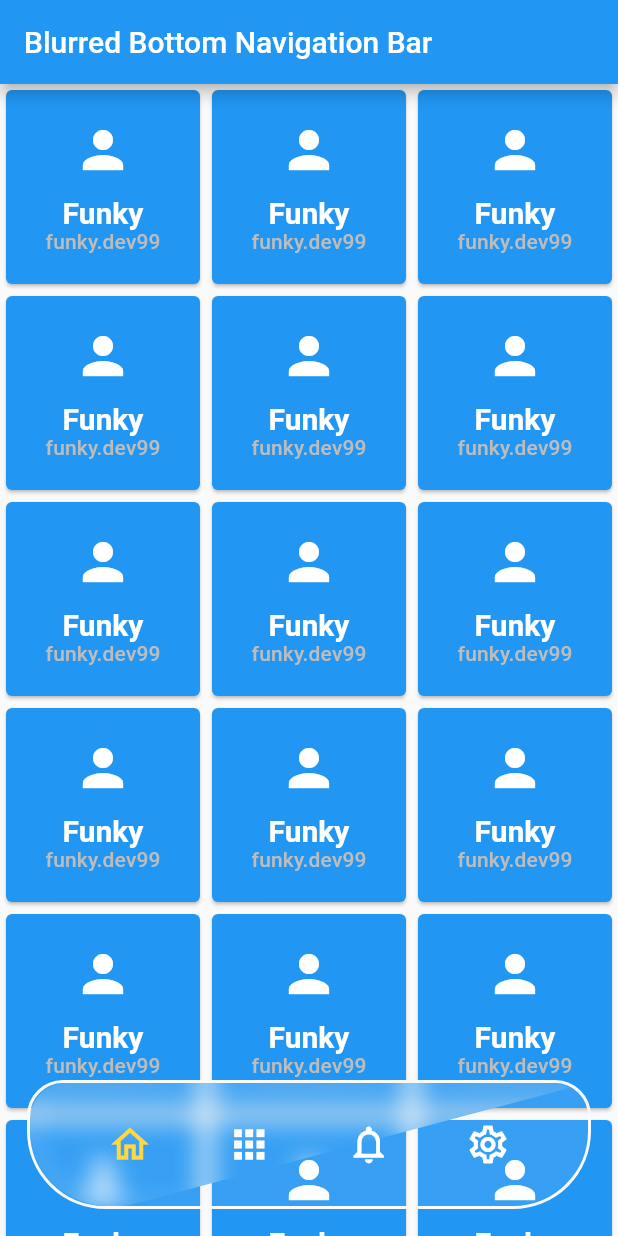
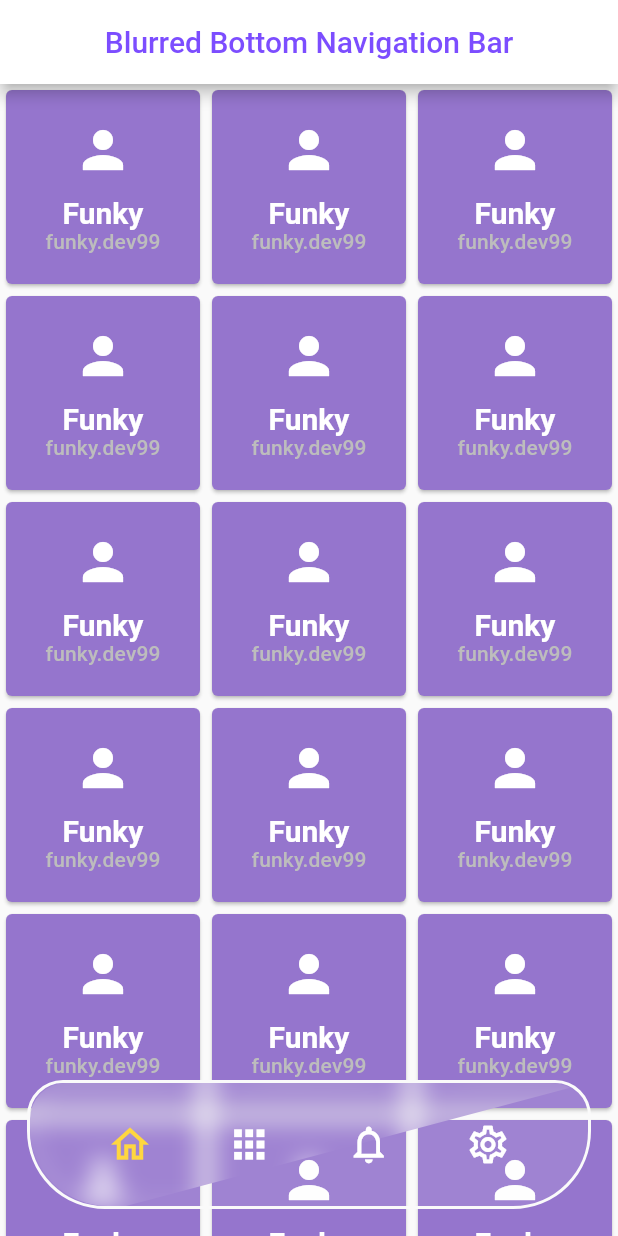
Before and after one commit to funky-dev99/Flutter-Floating-and-blurred-BNB, a Flutter app: the screen it shows after launch, on a phone screen of 412 x 824 dp. Run offline on Flutter 3.47's test engine with Material 2 defaults, Android fonts, the phone set to English and light mode, and no system bars; drawn by our look-alikes of zoom_tap_animation.

Commit message:
Update main.dart

```diff
--- a/blurred_bottom_navigation/lib/main.dart
+++ b/blurred_bottom_navigation/lib/main.dart
@@ -50,7 +50,13 @@
     ThemeData theme = Theme.of(context);
     return Scaffold(
       backgroundColor: theme.scaffoldBackgroundColor,
-      appBar: AppBar(title: const Text("Blurred Bottom Navigation Bar")),
+      appBar: AppBar(
+          backgroundColor: Colors.white,
+          title: const Center(
+              child: Text(
+            "Blurred Bottom Navigation Bar",
+            style: TextStyle(color: Colors.deepPurpleAccent),
+          ))),
       body: Stack(
         fit: StackFit.expand,
         children: [
@@ -61,7 +67,7 @@
             ),
             itemBuilder: (context, index) {
               return Card(
-                color: theme.primaryColor,
+                color: Colors.deepPurple.shade300,
                 child: Column(
                   crossAxisAlignment: CrossAxisAlignment.center,
                   mainAxisAlignment: MainAxisAlignment.center,
@@ -100,7 +106,7 @@
             child: Container(
               decoration: BoxDecoration(
                 border:
-                Border.all(width: 2, color: theme.scaffoldBackgroundColor),
+                    Border.all(width: 2, color: theme.scaffoldBackgroundColor),
                 borderRadius: const BorderRadius.only(
                     topRight: Radius.circular(24),
                     topLeft: Radius.circular(24),
```
